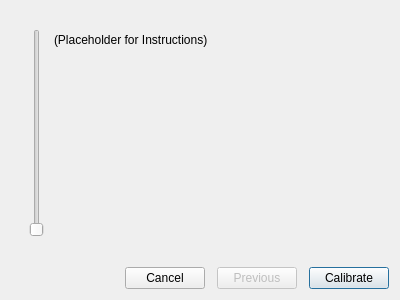
Above: rtcalibratexcdialog.ui from britus/RoccatTyon before the change. Below: the same form after it.
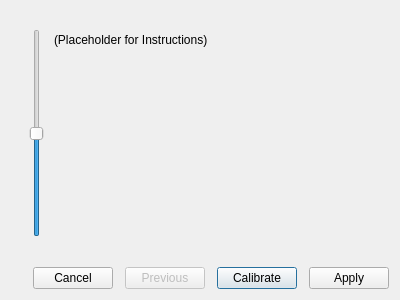
That is the form after the change.

```diff
--- a/rtcalibratexcdialog.ui
+++ b/rtcalibratexcdialog.ui
@@ -72,6 +72,15 @@
          <layout class="QHBoxLayout" name="horizontalLayout_2">
           <item>
            <widget class="QSlider" name="vslXCelerate">
+            <property name="minimum">
+             <number>0</number>
+            </property>
+            <property name="maximum">
+             <number>2</number>
+            </property>
+            <property name="value">
+             <number>1</number>
+            </property>
             <property name="orientation">
              <enum>Qt::Orientation::Vertical</enum>
             </property>
@@ -164,6 +173,13 @@
         </property>
        </widget>
       </item>
+      <item>
+       <widget class="QPushButton" name="pbApply">
+        <property name="text">
+         <string>Apply</string>
+        </property>
+       </widget>
+      </item>
      </layout>
     </widget>
    </item>
```
Left out of the diff: 2 changed lines with no effect on the pictures.
